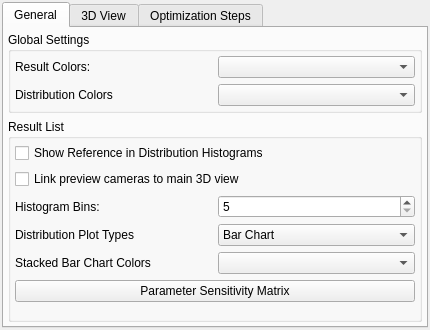
Qt form modules/FiAKEr/FiAKErSettings.ui (3dct/open_iA) before a commit.
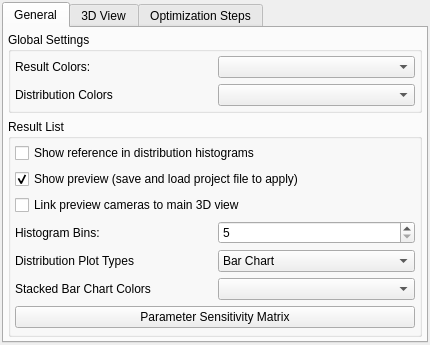
The same form after that commit.

Commit message: FIAKER: Option for hiding small previews

Patch:
```diff
--- a/modules/FiAKEr/FiAKErSettings.ui
+++ b/modules/FiAKEr/FiAKErSettings.ui
@@ -6,7 +6,7 @@
    <rect>
     <x>0</x>
     <y>0</y>
-    <width>422</width>
+    <width>403</width>
     <height>330</height>
    </rect>
   </property>
@@ -110,44 +110,35 @@
           <property name="bottomMargin">
            <number>4</number>
           </property>
-          <item row="2" column="0">
+          <item row="5" column="0">
            <widget class="QLabel" name="lbHistogramShow">
             <property name="text">
              <string>Histogram Bins:</string>
             </property>
            </widget>
           </item>
-          <item row="7" column="0" colspan="2">
-           <spacer name="verticalSpacer_2">
-            <property name="orientation">
-             <enum>Qt::Vertical</enum>
+          <item row="8" column="0" colspan="2">
+           <widget class="QPushButton" name="pbSensitivity">
+            <property name="text">
+             <string>Parameter Sensitivity Matrix</string>
             </property>
-            <property name="sizeHint" stdset="0">
-             <size>
-              <width>20</width>
-              <height>40</height>
-             </size>
-            </property>
-           </spacer>
+           </widget>
           </item>
-          <item row="1" column="0" colspan="2">
-           <widget class="QCheckBox" name="cbLinkPreviews">
+          <item row="0" column="0" colspan="2">
+           <widget class="QCheckBox" name="cbShowReferenceDistribution">
             <property name="text">
-             <string>Link preview cameras to main 3D view</string>
+             <string>Show reference in distribution histograms</string>
             </property>
            </widget>
           </item>
-          <item row="4" column="0">
+          <item row="7" column="0">
            <widget class="QLabel" name="lbStackedBarColors">
             <property name="text">
              <string>Stacked Bar Chart Colors</string>
             </property>
            </widget>
           </item>
-          <item row="4" column="1">
-           <widget class="QComboBox" name="cmbboxStackedBarChartColors"/>
-          </item>
-          <item row="3" column="1">
+          <item row="6" column="1">
            <widget class="QComboBox" name="cmbboxDistributionPlotType">
             <item>
              <property name="text">
@@ -161,14 +152,7 @@
             </item>
            </widget>
           </item>
-          <item row="0" column="0" colspan="2">
-           <widget class="QCheckBox" name="cbShowReferenceDistribution">
-            <property name="text">
-             <string>Show Reference in Distribution Histograms</string>
-            </property>
-           </widget>
-          </item>
-          <item row="2" column="1">
+          <item row="5" column="1">
            <widget class="QSpinBox" name="sbHistogramBins">
             <property name="minimum">
              <number>5</number>
@@ -178,17 +162,46 @@
             </property>
            </widget>
           </item>
-          <item row="3" column="0">
+          <item row="7" column="1">
+           <widget class="QComboBox" name="cmbboxStackedBarChartColors"/>
+          </item>
+          <item row="10" column="0" colspan="2">
+           <spacer name="verticalSpacer_2">
+            <property name="orientation">
+             <enum>Qt::Vertical</enum>
+            </property>
+            <property name="sizeHint" stdset="0">
+             <size>
+              <width>20</width>
+              <height>40</height>
+             </size>
+            </property>
+           </spacer>
+          </item>
+          <item row="6" column="0">
            <widget class="QLabel" name="lbDistributionPlotType">
             <property name="text">
              <string>Distribution Plot Types</string>
             </property>
            </widget>
           </item>
-          <item row="5" column="0" colspan="2">
-           <widget class="QPushButton" name="pbSensitivity">
+          <item row="3" column="0" colspan="2">
+           <widget class="QCheckBox" name="cbShowPreviews">
+            <property name="enabled">
+             <bool>true</bool>
+            </property>
             <property name="text">
-             <string>Parameter Sensitivity Matrix</string>
+             <string>Show preview (save and load project file to apply)</string>
+            </property>
+            <property name="checked">
+             <bool>true</bool>
+            </property>
+           </widget>
+          </item>
+          <item row="4" column="0" colspan="2">
+           <widget class="QCheckBox" name="cbLinkPreviews">
+            <property name="text">
+             <string>Link preview cameras to main 3D view</string>
             </property>
            </widget>
           </item>
```
Left out of the diff: 2 changed lines with no effect on the pictures. The commit also changes 4 other files.
